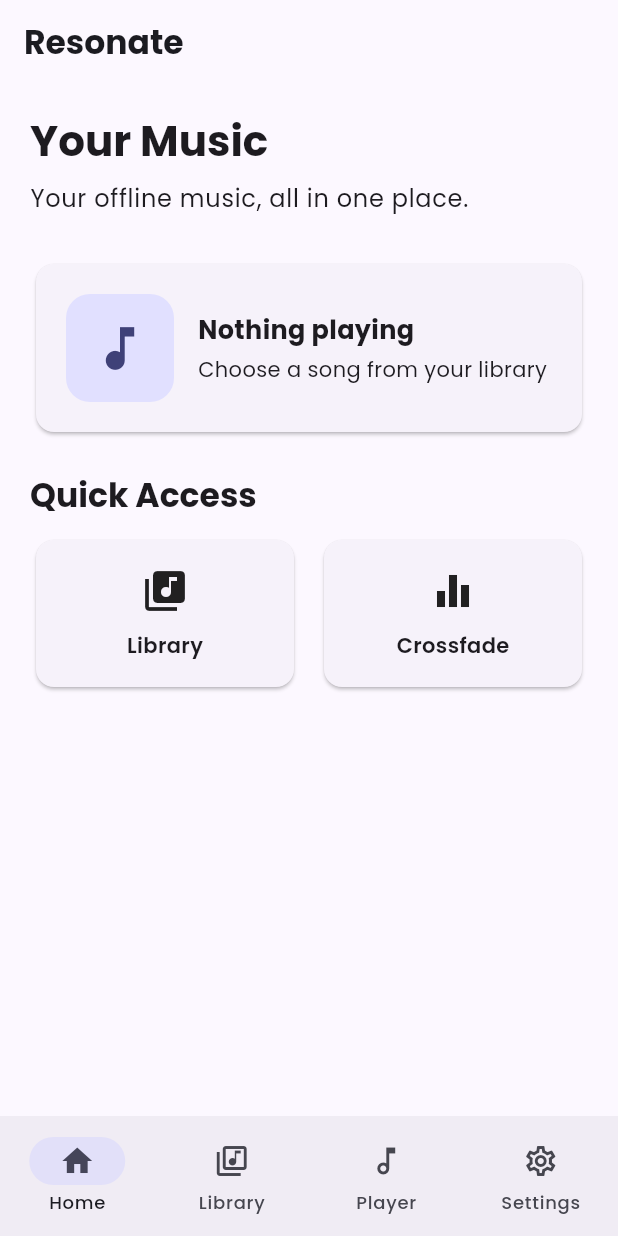
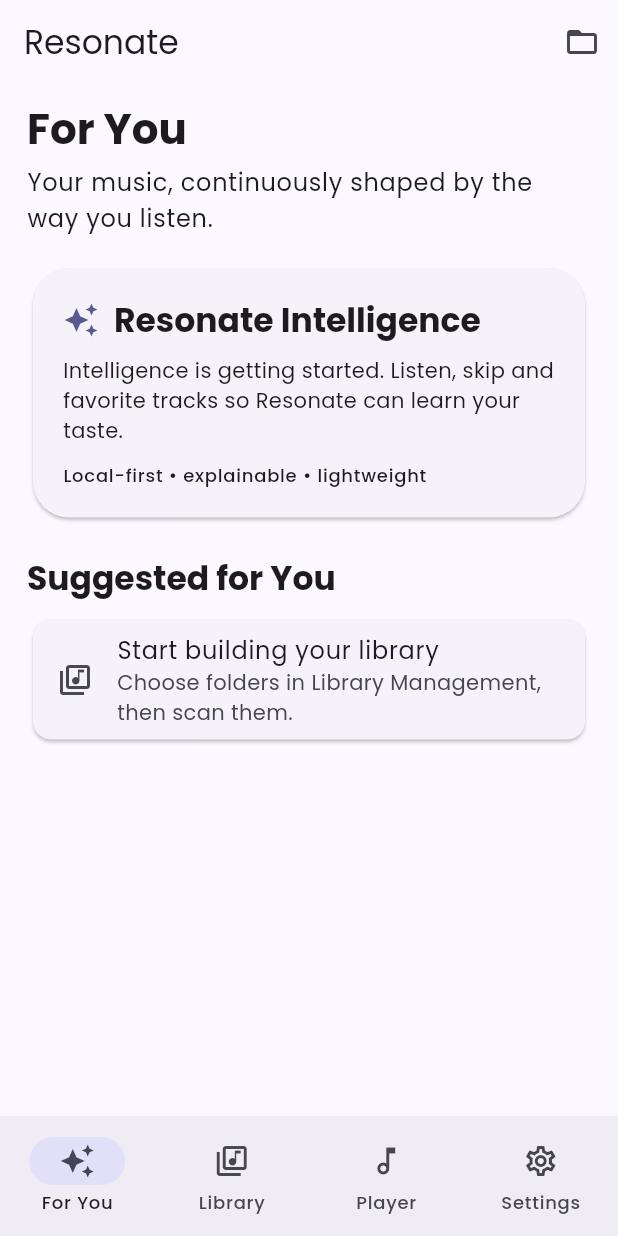
Before and after one commit to R-6167/Resonate, a Flutter app: the screen it shows after launch, on a phone screen of 412 x 824 dp. Run offline on Flutter 3.47's test engine with Material 3 defaults, Android fonts, the phone set to English and light mode, and no system bars; our stand-ins replace audio_service, google_fonts, just_audio, shared_preferences, sqflite; missing offline and left inert: audio_session; accounts and stored records are empty; statements that could not run were skipped.

Commit message:
Make Home the Resonate Intelligence suggestion page

```diff
--- a/lib/screens/home_screen.dart
+++ b/lib/screens/home_screen.dart
@@ -1,268 +1,71 @@
 import 'package:flutter/material.dart';
 import 'package:provider/provider.dart';
-
 import '../providers/music_provider.dart';
+import '../providers/library_provider.dart';
 import 'library_screen.dart';
 import 'player_screen.dart';
 import 'settings_screen.dart';
-import 'crossfade_screen.dart';
+import 'library_management_screen.dart';
 
 class HomeScreen extends StatefulWidget {
   const HomeScreen({Key? key}) : super(key: key);
-
-  @override
-  State<HomeScreen> createState() => _HomeScreenState();
+  @override State<HomeScreen> createState() => _HomeScreenState();
 }
-
 class _HomeScreenState extends State<HomeScreen> {
   int _selectedIndex = 0;
-
-  final List<Widget> _screens = const [
-    _HomeDashboard(),
-    LibraryScreen(),
-    PlayerScreen(),
-    SettingsScreen(),
-  ];
-
-  void _onItemTapped(int index) {
-    setState(() {
-      _selectedIndex = index;
-    });
-  }
-
-  @override
-  Widget build(BuildContext context) {
-    return Scaffold(
-      body: _screens[_selectedIndex],
-      bottomNavigationBar: NavigationBar(
-        selectedIndex: _selectedIndex,
-        onDestinationSelected: _onItemTapped,
-        destinations: const [
-          NavigationDestination(
-            icon: Icon(Icons.home_outlined),
-            selectedIcon: Icon(Icons.home),
-            label: 'Home',
-          ),
-          NavigationDestination(
-            icon: Icon(Icons.library_music_outlined),
-            selectedIcon: Icon(Icons.library_music),
-            label: 'Library',
-          ),
-          NavigationDestination(
-            icon: Icon(Icons.music_note_outlined),
-            selectedIcon: Icon(Icons.music_note),
-            label: 'Player',
-          ),
-          NavigationDestination(
-            icon: Icon(Icons.settings_outlined),
-            selectedIcon: Icon(Icons.settings),
-            label: 'Settings',
-          ),
-        ],
-      ),
-    );
-  }
+  final _screens = const [_HomeDashboard(), LibraryScreen(), PlayerScreen(), SettingsScreen()];
+  @override Widget build(BuildContext context) => Scaffold(
+    body: _screens[_selectedIndex],
+    bottomNavigationBar: NavigationBar(selectedIndex: _selectedIndex, onDestinationSelected: (i) => setState(() => _selectedIndex = i), destinations: const [
+      NavigationDestination(icon: Icon(Icons.auto_awesome_outlined), selectedIcon: Icon(Icons.auto_awesome), label: 'For You'),
+      NavigationDestination(icon: Icon(Icons.library_music_outlined), selectedIcon: Icon(Icons.library_music), label: 'Library'),
+      NavigationDestination(icon: Icon(Icons.music_note_outlined), selectedIcon: Icon(Icons.music_note), label: 'Player'),
+      NavigationDestination(icon: Icon(Icons.settings_outlined), selectedIcon: Icon(Icons.settings), label: 'Settings'),
+    ]),
+  );
 }
 
 class _HomeDashboard extends StatelessWidget {
   const _HomeDashboard();
-
-  @override
-  Widget build(BuildContext context) {
-    final musicProvider = context.watch<MusicProvider>();
-    final song = musicProvider.currentSong;
-
+  @override Widget build(BuildContext context) {
+    final library = context.watch<LibraryProvider>();
+    final music = context.watch<MusicProvider>();
+    final songs = library.allSongs;
+    final recommendations = <dynamic>[];
+    final seen = <String>{};
+    for (final song in library.favoriteSongs.followedBy(songs)) { if (seen.add(song.id)) recommendations.add(song); if (recommendations.length >= 8) break; }
     return Scaffold(
-      appBar: AppBar(
-        title: const Text(
-          'Resonate',
-          style: TextStyle(fontWeight: FontWeight.bold),
-        ),
-        centerTitle: false,
-      ),
-      body: SafeArea(
-        child: SingleChildScrollView(
-          padding: const EdgeInsets.all(20),
-          child: Column(
-            crossAxisAlignment: CrossAxisAlignment.start,
-            children: [
-              Text(
-                'Your Music',
-                style: Theme.of(context).textTheme.headlineMedium?.copyWith(
-                      fontWeight: FontWeight.bold,
-                    ),
-              ),
-              const SizedBox(height: 8),
-              Text(
-                'Your offline music, all in one place.',
-                style: Theme.of(context).textTheme.bodyLarge,
-              ),
-              const SizedBox(height: 28),
-
-              Card(
-                child: Padding(
-                  padding: const EdgeInsets.all(20),
-                  child: Row(
-                    children: [
-                      Container(
-                        width: 72,
-                        height: 72,
-                        decoration: BoxDecoration(
-                          borderRadius: BorderRadius.circular(16),
-                          color: Theme.of(context)
-                              .colorScheme
-                              .primaryContainer,
-                        ),
-                        child: Icon(
-                          Icons.music_note,
-                          size: 38,
-                          color: Theme.of(context)
-                              .colorScheme
-                              .onPrimaryContainer,
-                        ),
-                      ),
-                      const SizedBox(width: 16),
-                      Expanded(
-                        child: Column(
-                          crossAxisAlignment: CrossAxisAlignment.start,
-                          children: [
-                            Text(
-                              song?.title ?? 'Nothing playing',
-                              maxLines: 1,
-                              overflow: TextOverflow.ellipsis,
-                              style: const TextStyle(
-                                fontWeight: FontWeight.bold,
-                                fontSize: 17,
-                              ),
-                            ),
-                            const SizedBox(height: 4),
-                            Text(
-                              song?.artist ?? 'Choose a song from your library',
-                              maxLines: 1,
-                              overflow: TextOverflow.ellipsis,
-                            ),
-                          ],
-                        ),
-                      ),
-                      if (song != null)
-                        IconButton(
-                          tooltip: musicProvider.isPlaying
-                              ? 'Pause'
-                              : 'Play',
-                          icon: Icon(
-                            musicProvider.isPlaying
-                                ? Icons.pause_circle_filled
-                                : Icons.play_circle_fill,
-                            size: 42,
-                          ),
-                          onPressed: musicProvider.togglePlayPause,
-                        ),
-                    ],
-                  ),
-                ),
-              ),
-
-              const SizedBox(height: 24),
-
-              Text(
-                'Quick Access',
-                style: Theme.of(context).textTheme.titleLarge?.copyWith(
-                      fontWeight: FontWeight.bold,
-                    ),
-              ),
-              const SizedBox(height: 12),
-
-              Row(
-                children: [
-                  Expanded(
-                    child: _QuickAction(
-                      icon: Icons.library_music,
-                      title: 'Library',
-                      onTap: () {
-                        Navigator.push(
-                          context,
-                          MaterialPageRoute(
-                            builder: (_) => const LibraryScreen(),
-                          ),
-                        );
-                      },
-                    ),
-                  ),
-                  const SizedBox(width: 12),
-                  Expanded(
-                    child: _QuickAction(
-                      icon: Icons.equalizer,
-                      title: 'Crossfade',
-                      onTap: () {
-                        Navigator.push(
-                          context,
-                          MaterialPageRoute(
-                            builder: (_) => const CrossfadeScreen(),
-                          ),
-                        );
-                      },
-                    ),
-                  ),
-                ],
-              ),
-
-              const SizedBox(height: 12),
-
-              if (song != null)
-                SizedBox(
-                  width: double.infinity,
-                  child: FilledButton.icon(
-                    onPressed: () {
-                      Navigator.push(
-                        context,
-                        MaterialPageRoute(
-                          builder: (_) => const PlayerScreen(),
-                        ),
-                      );
-                    },
-                    icon: const Icon(Icons.play_arrow),
-                    label: const Text('Open Now Playing'),
-                  ),
-                ),
-            ],
-          ),
-        ),
-      ),
+      appBar: AppBar(title: const Text('Resonate'), actions: [IconButton(icon: const Icon(Icons.folder_open_outlined), tooltip: 'Manage Library', onPressed: () => Navigator.push(context, MaterialPageRoute(builder: (_) => const LibraryManagementScreen())))]),
+      body: ListView(padding: const EdgeInsets.fromLTRB(18, 12, 18, 30), children: [
+        Text('For You', style: Theme.of(context).textTheme.headlineMedium?.copyWith(fontWeight: FontWeight.bold)),
+        const SizedBox(height: 5),
+        Text('Your music, continuously shaped by the way you listen.', style: Theme.of(context).textTheme.bodyLarge),
+        const SizedBox(height: 18),
+        Card(shape: RoundedRectangleBorder(borderRadius: BorderRadius.circular(24)), child: Padding(padding: const EdgeInsets.all(20), child: Column(crossAxisAlignment: CrossAxisAlignment.start, children: [
+          Row(children: [Icon(Icons.auto_awesome, color: Theme.of(context).colorScheme.primary), const SizedBox(width: 10), Text('Resonate Intelligence', style: Theme.of(context).textTheme.titleLarge?.copyWith(fontWeight: FontWeight.bold))]),
+          const SizedBox(height: 10),
+          Text(songs.length < 5 ? 'Intelligence is getting started. Listen, skip and favorite tracks so Resonate can learn your taste.' : 'Your library is ready. Resonate can progressively learn your patterns and build better next-song suggestions locally.'),
+          const SizedBox(height: 12),
+          Text('Local-first • explainable • lightweight', style: Theme.of(context).textTheme.labelMedium),
+        ]))),
+        const SizedBox(height: 22),
+        if (music.currentSong != null) ...[
+          _heading(context, 'Continue Listening'),
+          Card(child: ListTile(leading: const Icon(Icons.play_circle_fill, size: 42), title: Text(music.currentSong!.title, maxLines: 1, overflow: TextOverflow.ellipsis), subtitle: Text(music.currentSong!.artist), trailing: IconButton(icon: Icon(music.isPlaying ? Icons.pause : Icons.play_arrow), onPressed: music.togglePlayPause), onTap: () => Navigator.push(context, MaterialPageRoute(builder: (_) => const PlayerScreen())))),
+          const SizedBox(height: 22),
+        ],
+        _heading(context, 'Suggested for You'),
+        if (recommendations.isEmpty)
+          Card(child: ListTile(leading: const Icon(Icons.library_music_outlined), title: const Text('Start building your library'), subtitle: const Text('Choose folders in Library Management, then scan them.'), onTap: () => Navigator.push(context, MaterialPageRoute(builder: (_) => const LibraryManagementScreen()))))
+        else
+          ...recommendations.map((song) => Card(margin: const EdgeInsets.only(bottom: 8), child: ListTile(leading: const CircleAvatar(child: Icon(Icons.music_note)), title: Text(song.title, maxLines: 1, overflow: TextOverflow.ellipsis), subtitle: Text(song.artist, maxLines: 1, overflow: TextOverflow.ellipsis), trailing: const Icon(Icons.play_arrow), onTap: () async {
+            final index = songs.indexWhere((item) => item.id == song.id);
+            await music.setQueue(songs, startIndex: index < 0 ? 0 : index);
+            await music.playSong(song);
+            if (context.mounted) Navigator.push(context, MaterialPageRoute(builder: (_) => const PlayerScreen()));
+          }))),
+      ]),
     );
   }
+  Widget _heading(BuildContext context, String text) => Padding(padding: const EdgeInsets.only(bottom: 10), child: Text(text, style: Theme.of(context).textTheme.titleLarge?.copyWith(fontWeight: FontWeight.bold)));
 }
-
-class _QuickAction extends StatelessWidget {
-  final IconData icon;
-  final String title;
-  final VoidCallback onTap;
-
-  const _QuickAction({
-    required this.icon,
-    required this.title,
-    required this.onTap,
-  });
-
-  @override
-  Widget build(BuildContext context) {
-    return Card(
-      child: InkWell(
-        borderRadius: BorderRadius.circular(12),
-        onTap: onTap,
-        child: Padding(
-          padding: const EdgeInsets.all(18),
-          child: Column(
-            children: [
-              Icon(icon, size: 32),
-              const SizedBox(height: 10),
-              Text(
-                title,
-                style: const TextStyle(fontWeight: FontWeight.w600),
-              ),
-            ],
-          ),
-        ),
-      ),
-    );
-  }
-}
```
